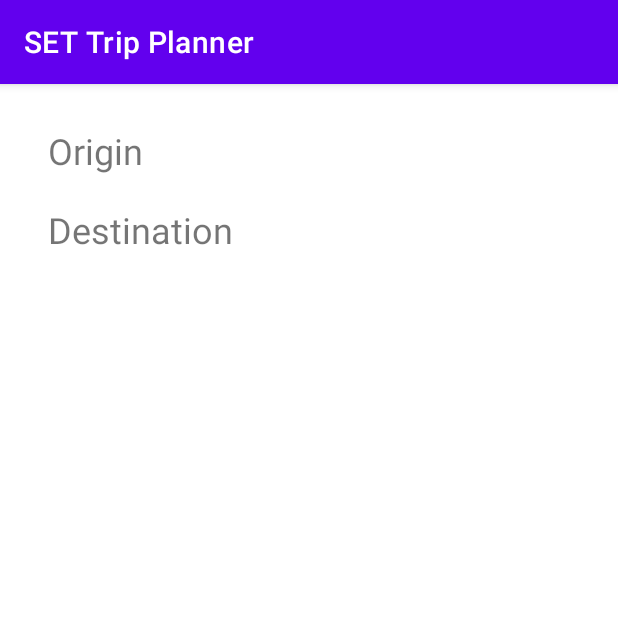
After one commit to gHooyerSET/MobileDevA1_Group5, an Android app: the PurchaseTicketActivity screen opened directly, with no data from a screen before it, on a phone screen of 412 x 824 dp, the top half of it. The commit adds this screen. Run offline under Robolectric (Android 15) with nearby library versions, the phone set to English and light mode, and no system bars; 2 statements that could not run were skipped.

Commit message:
Added Trip class. Added PurchaseTicketActivity. Added functionality to button on MainActivity to start and open PurchaseTicketActivity.

```diff
--- a/app/src/main/AndroidManifest.xml
+++ b/app/src/main/AndroidManifest.xml
@@ -10,6 +10,9 @@
         android:supportsRtl="true"
         android:theme="@style/Theme.TripPlanner_A1_PROG3150">
         <activity
+            android:name=".PurchaseTicketActivity"
+            android:exported="false" />
+        <activity
             android:name=".MainActivity"
             android:exported="true">
             <intent-filter>
--- /dev/null
+++ b/app/src/main/java/com/example/tripplanner_a1_prog3150/PurchaseTicketActivity.java
@@ -0,0 +1,26 @@
+package com.example.tripplanner_a1_prog3150;
+
+import androidx.appcompat.app.AppCompatActivity;
+
+import android.os.Bundle;
+import android.widget.TextView;
+
+public class PurchaseTicketActivity extends AppCompatActivity {
+
+    private Trip trip;
+    private TextView destinationSelectionTextView;
+    private TextView originSelectionTextView;
+
+    @Override
+    protected void onCreate(Bundle savedInstanceState) {
+        super.onCreate(savedInstanceState);
+        setContentView(R.layout.activity_purchase_ticket);
+
+        trip = (Trip)getIntent().getSerializableExtra("trip");
+        destinationSelectionTextView = findViewById(R.id.destinationSelectionTextView);
+        originSelectionTextView = findViewById(R.id.originSelectionTextView);
+
+        destinationSelectionTextView.setText(trip.getDestination());
+        originSelectionTextView.setText(trip.getOrigin());
+    }
+}
--- /dev/null
+++ b/app/src/main/res/layout/activity_purchase_ticket.xml
@@ -0,0 +1,49 @@
+<?xml version="1.0" encoding="utf-8"?>
+<androidx.constraintlayout.widget.ConstraintLayout xmlns:android="http://schemas.android.com/apk/res/android"
+    xmlns:app="http://schemas.android.com/apk/res-auto"
+    xmlns:tools="http://schemas.android.com/tools"
+    android:layout_width="match_parent"
+    android:layout_height="match_parent"
+    tools:context=".PurchaseTicketActivity">
+
+    <TextView
+        android:id="@+id/origTextView"
+        android:layout_width="wrap_content"
+        android:layout_height="wrap_content"
+        android:layout_marginStart="32dp"
+        android:layout_marginTop="28dp"
+        android:text="@string/originStr"
+        android:textSize="24sp"
+        app:layout_constraintStart_toStartOf="parent"
+        app:layout_constraintTop_toTopOf="parent" />
+
+    <TextView
+        android:id="@+id/originSelectionTextView"
+        android:layout_width="wrap_content"
+        android:layout_height="wrap_content"
+        android:layout_marginStart="12dp"
+        android:textSize="24sp"
+        android:textStyle="bold"
+        app:layout_constraintStart_toEndOf="@+id/origTextView"
+        app:layout_constraintTop_toTopOf="@+id/origTextView" />
+
+    <TextView
+        android:id="@+id/destTextView"
+        android:layout_width="wrap_content"
+        android:layout_height="wrap_content"
+        android:layout_marginTop="20dp"
+        android:text="@string/destinationStr"
+        android:textSize="24sp"
+        app:layout_constraintStart_toStartOf="@+id/origTextView"
+        app:layout_constraintTop_toBottomOf="@+id/origTextView" />
+
+    <TextView
+        android:id="@+id/destinationSelectionTextView"
+        android:layout_width="wrap_content"
+        android:layout_height="wrap_content"
+        android:layout_marginStart="12dp"
+        android:textSize="24sp"
+        android:textStyle="bold"
+        app:layout_constraintStart_toEndOf="@+id/destTextView"
+        app:layout_constraintTop_toTopOf="@+id/destTextView" />
+</androidx.constraintlayout.widget.ConstraintLayout>
```
Also changed, not shown: app/src/main/java/com/example/tripplanner_a1_prog3150/MainActivity.java (+30 -1 lines), app/src/main/java/com/example/tripplanner_a1_prog3150/Trip.java (added, +45 -0 lines), app/src/main/res/layout/activity_main.xml (+2 -13 lines).
